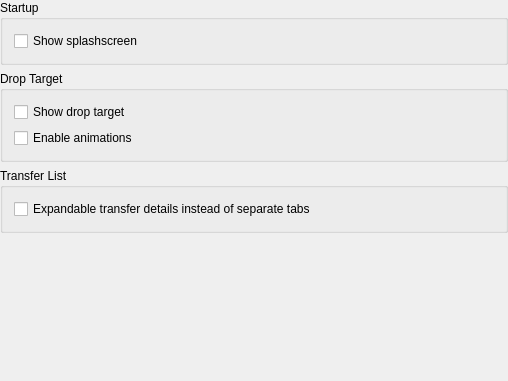
KDE/kget, file conf/dlgappearance.ui: the form before one commit.
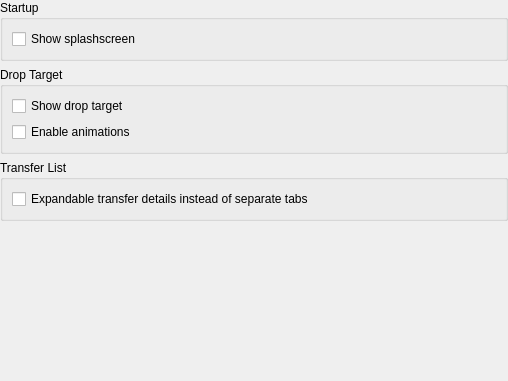
The form after the commit.

Commit message:
SVN_SILENT Cleanup .ui files
This removes (as discussed on k-c-d)
* obsolete <pixmapfunction>
* deprecated <layoutdefault>
* empty <author>, <comment>, <exportmacro>

What changed in the file:
```diff
--- a/conf/dlgappearance.ui
+++ b/conf/dlgappearance.ui
@@ -86,8 +86,6 @@
    </item>
   </layout>
  </widget>
- <layoutdefault spacing="6" margin="11" />
- <layoutfunction spacing="KDialog::spacingHint" margin="KDialog::marginHint" />
   <resources/>
  <connections>
   <connection>
```
The commit also changes 3 other files.
